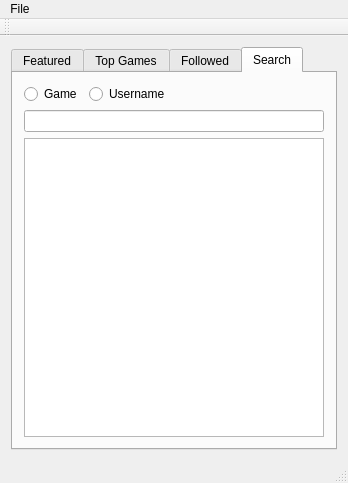
First picture: the form in Forms/mainwindow.ui, repository jasonodonnell/twitchcreep, before the edit.
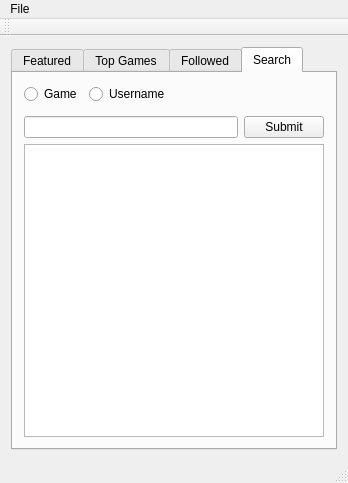
Second picture: the form after the edit.

```diff
--- a/Forms/mainwindow.ui
+++ b/Forms/mainwindow.ui
@@ -110,7 +110,21 @@
            </layout>
           </item>
           <item>
-           <widget class="QLineEdit" name="lineEdit"/>
+           <layout class="QHBoxLayout" name="horizontalLayout_6">
+            <property name="topMargin">
+             <number>6</number>
+            </property>
+            <item>
+             <widget class="QLineEdit" name="lineEdit"/>
+            </item>
+            <item>
+             <widget class="QPushButton" name="pushButton">
+              <property name="text">
+               <string>Submit</string>
+              </property>
+             </widget>
+            </item>
+           </layout>
           </item>
           <item>
            <widget class="QListWidget" name="listWidget_4"/>
```
